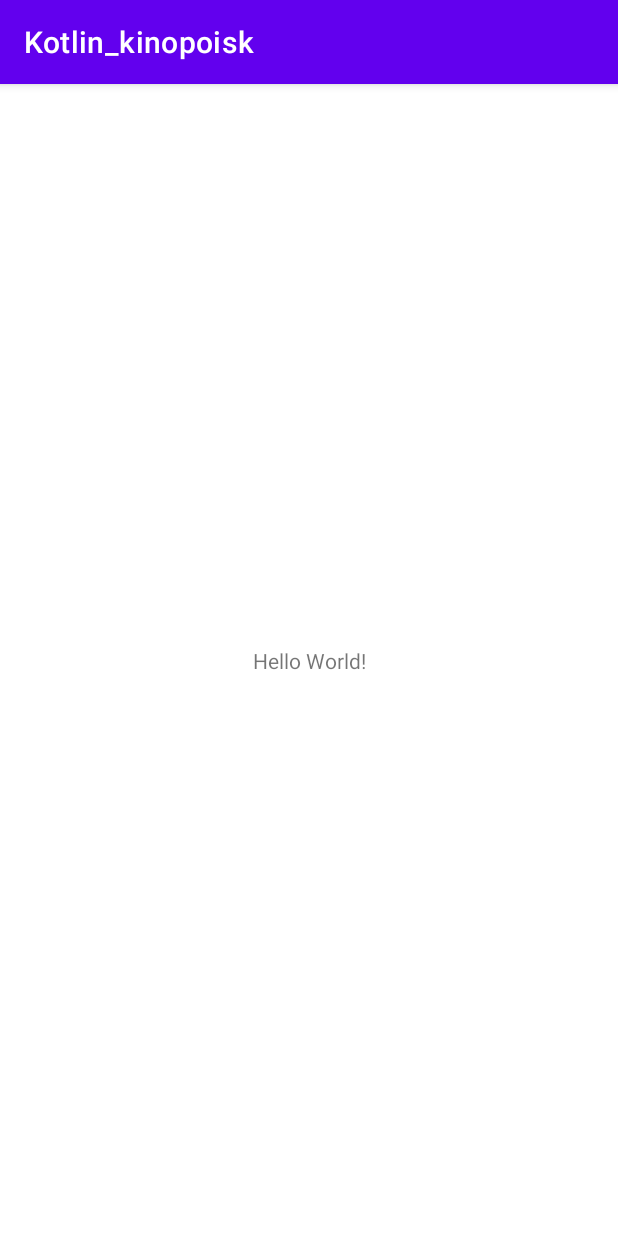
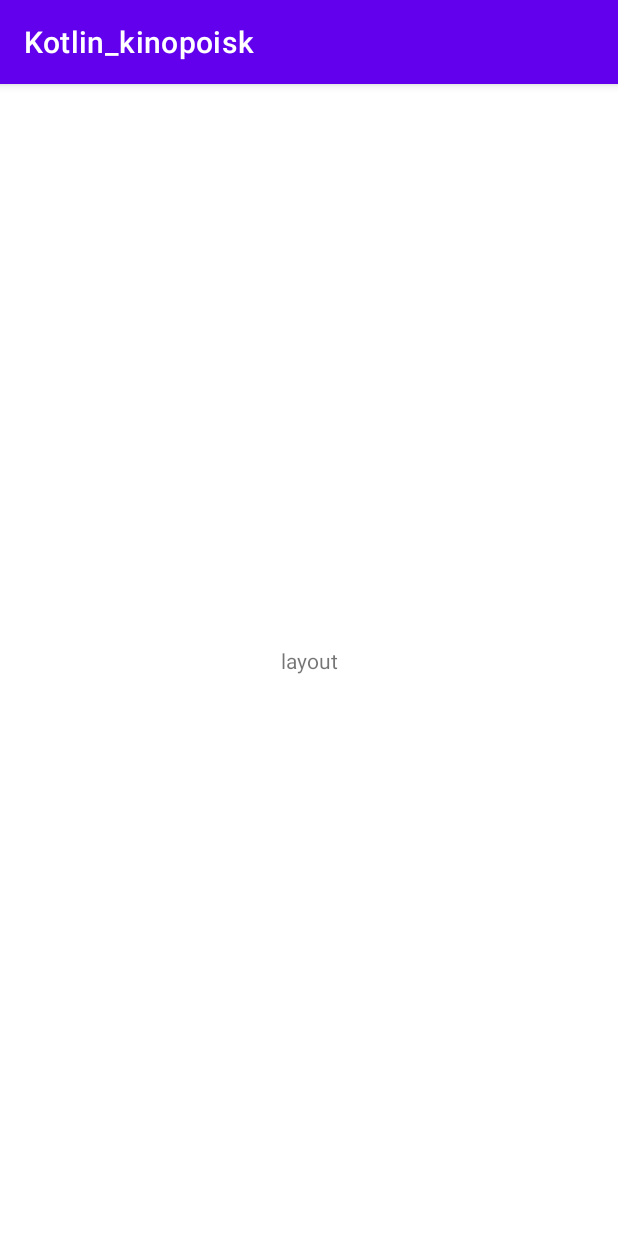
Before and after one commit to Open-Joint-projects/Test-0, an Android app: the screen it shows after launch (MainActivity), on a phone screen of 412 x 824 dp. Run offline under Robolectric (Android 15) with nearby library versions, the phone set to English and light mode, and no system bars.

Commit message:
new commit5

```diff
--- a/Kotlin_Kinopoisk/app/src/main/java/com/example/kotlin_kinopoisk/MainActivity.kt
+++ b/Kotlin_Kinopoisk/app/src/main/java/com/example/kotlin_kinopoisk/MainActivity.kt
@@ -2,10 +2,15 @@ package com.example.kotlin_kinopoisk
 
 import androidx.appcompat.app.AppCompatActivity
 import android.os.Bundle
+import android.widget.TextView
 
 class MainActivity : AppCompatActivity() {
     override fun onCreate(savedInstanceState: Bundle?) {
         super.onCreate(savedInstanceState)
         setContentView(R.layout.activity_main)
+        val text = findViewById<TextView>(R.id.textview)
+        text.setText("layout")
+        //efeefe
+        // flfllf
     }
 }
--- a/Kotlin_Kinopoisk/app/src/main/res/layout/activity_main.xml
+++ b/Kotlin_Kinopoisk/app/src/main/res/layout/activity_main.xml
@@ -7,6 +7,7 @@
     tools:context=".MainActivity">
 
     <TextView
+        android:id="@+id/textview"
         android:layout_width="wrap_content"
         android:layout_height="wrap_content"
         android:text="Hello World!"
```
